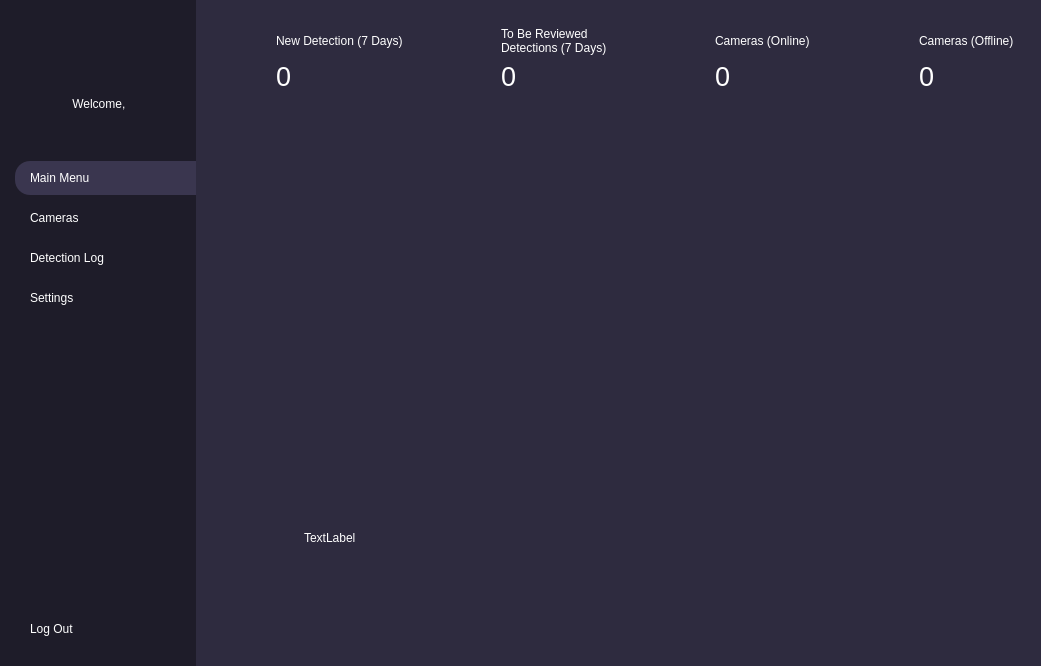
This is dev/client_side/UI/main_menu.ui in TerranceCheng/YOLOv8-Weapon-Recognition-System as Qt 5 draws it before an edit. The edited form follows.
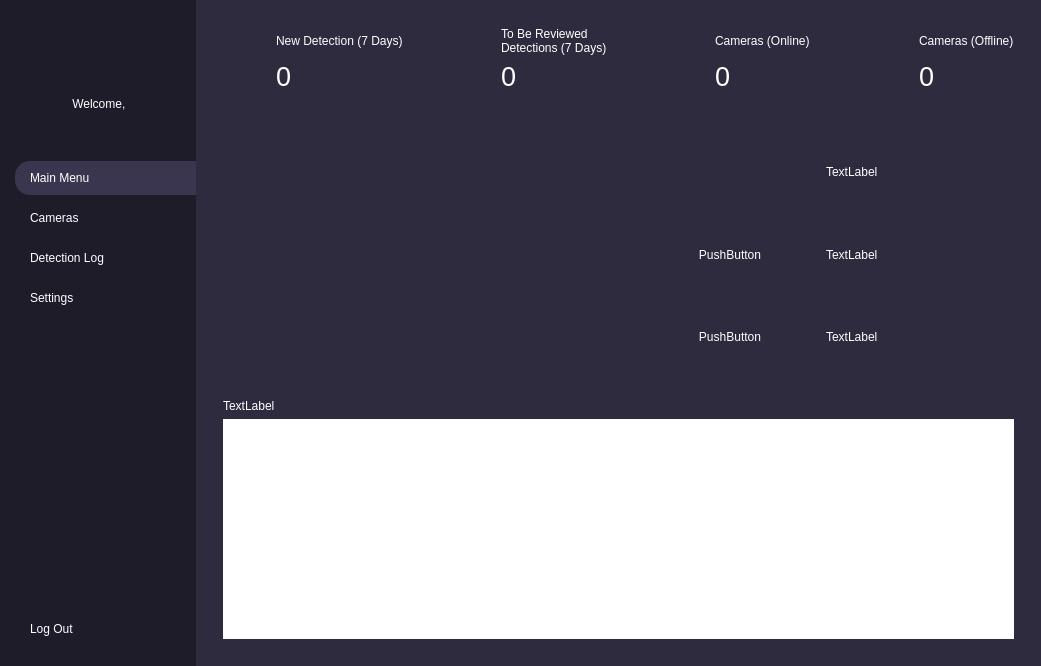
This is the edited form. Icons and pictures are not drawn.

```diff
--- a/dev/client_side/UI/main_menu.ui
+++ b/dev/client_side/UI/main_menu.ui
@@ -574,6 +574,15 @@
               </item>
               <item row="0" column="0" rowspan="2">
                <widget class="QPushButton" name="onCamIcon">
+                <property name="enabled">
+                 <bool>false</bool>
+                </property>
+                <property name="sizePolicy">
+                 <sizepolicy hsizetype="Minimum" vsizetype="Preferred">
+                  <horstretch>0</horstretch>
+                  <verstretch>0</verstretch>
+                 </sizepolicy>
+                </property>
                 <property name="text">
                  <string/>
                 </property>
@@ -667,6 +676,104 @@
            </sizepolicy>
           </property>
           <layout class="QGridLayout" name="gridLayout_2">
+           <item row="0" column="1">
+            <widget class="QWidget" name="weaponTypeChart" native="true">
+             <property name="sizePolicy">
+              <sizepolicy hsizetype="Preferred" vsizetype="Expanding">
+               <horstretch>0</horstretch>
+               <verstretch>0</verstretch>
+              </sizepolicy>
+             </property>
+             <layout class="QVBoxLayout" name="verticalLayout_12">
+              <item>
+               <widget class="QWidget" name="totalDetectionWidget" native="true">
+                <layout class="QGridLayout" name="gridLayout_3">
+                 <item row="0" column="0">
+                  <widget class="QPushButton" name="pushButton_2">
+                   <property name="sizePolicy">
+                    <sizepolicy hsizetype="Minimum" vsizetype="Preferred">
+                     <horstretch>0</horstretch>
+                     <verstretch>0</verstretch>
+                    </sizepolicy>
+                   </property>
+                   <property name="text">
+                    <string/>
+                   </property>
+                   <property name="icon">
+                    <iconset>
+                     <normaloff>icons/search.svg</normaloff>icons/search.svg</iconset>
+                   </property>
+                  </widget>
+                 </item>
+                 <item row="0" column="1">
+                  <widget class="QLabel" name="label_2">
+                   <property name="text">
+                    <string>TextLabel</string>
+                   </property>
+                  </widget>
+                 </item>
+                </layout>
+               </widget>
+              </item>
+              <item>
+               <widget class="QWidget" name="AverageConfWidget" native="true">
+                <layout class="QGridLayout" name="gridLayout_4">
+                 <item row="0" column="0">
+                  <widget class="QPushButton" name="pushButton_3">
+                   <property name="sizePolicy">
+                    <sizepolicy hsizetype="Minimum" vsizetype="Preferred">
+                     <horstretch>0</horstretch>
+                     <verstretch>0</verstretch>
+                    </sizepolicy>
+                   </property>
+                   <property name="text">
+                    <string>PushButton</string>
+                   </property>
+                   <property name="icon">
+                    <iconset>
+                     <normaloff>icons/chart-line-svgrepo-com.svg</normaloff>icons/chart-line-svgrepo-com.svg</iconset>
+                   </property>
+                  </widget>
+                 </item>
+                 <item row="0" column="1">
+                  <widget class="QLabel" name="label_3">
+                   <property name="text">
+                    <string>TextLabel</string>
+                   </property>
+                  </widget>
+                 </item>
+                </layout>
+               </widget>
+              </item>
+              <item>
+               <widget class="QWidget" name="commonWeaponWidget" native="true">
+                <layout class="QGridLayout" name="gridLayout_5">
+                 <item row="0" column="0">
+                  <widget class="QPushButton" name="pushButton_4">
+                   <property name="sizePolicy">
+                    <sizepolicy hsizetype="Minimum" vsizetype="Preferred">
+                     <horstretch>0</horstretch>
+                     <verstretch>0</verstretch>
+                    </sizepolicy>
+                   </property>
+                   <property name="text">
+                    <string>PushButton</string>
+                   </property>
+                  </widget>
+                 </item>
+                 <item row="0" column="1">
+                  <widget class="QLabel" name="label_4">
+                   <property name="text">
+                    <string>TextLabel</string>
+                   </property>
+                  </widget>
+                 </item>
+                </layout>
+               </widget>
+              </item>
+             </layout>
+            </widget>
+           </item>
            <item row="0" column="0">
             <widget class="QWidget" name="weaponNumberChart" native="true">
              <widget class="QWidget" name="verticalLayoutWidget">
@@ -687,19 +794,18 @@
            </item>
            <item row="1" column="0" colspan="2">
             <widget class="QWidget" name="widget_2" native="true">
-             <widget class="QLabel" name="label">
-              <property name="geometry">
-               <rect>
-                <x>90</x>
-                <y>140</y>
-                <width>55</width>
-                <height>16</height>
-               </rect>
-              </property>
-              <property name="text">
-               <string>TextLabel</string>
-              </property>
-             </widget>
+             <layout class="QVBoxLayout" name="verticalLayout_13">
+              <item>
+               <widget class="QLabel" name="label">
+                <property name="text">
+                 <string>TextLabel</string>
+                </property>
+               </widget>
+              </item>
+              <item>
+               <widget class="QTableView" name="tableView"/>
+              </item>
+             </layout>
             </widget>
            </item>
           </layout>
```
Left out of the diff: 15 changed lines with no effect on the pictures.
